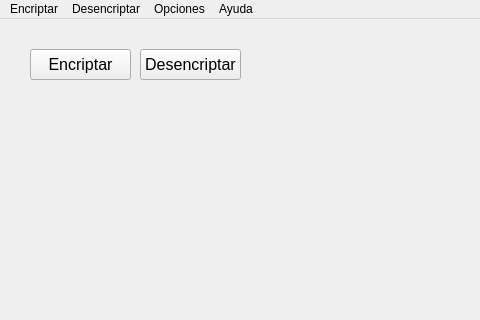
This is views/FrmMenu.ui in LuisAbdielRivera/encriptarQT as Qt 5 draws it before an edit; both pictures show x 0 to 480 and y 0 to 320 of the 637 by 470 pixel window. The edited form follows.
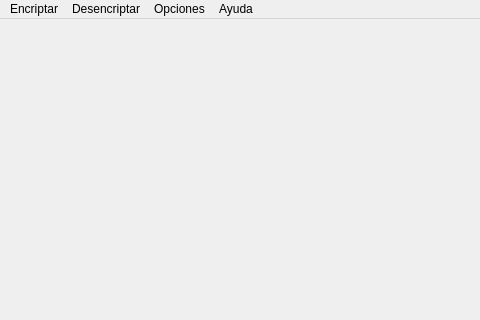
This is the edited form.

Patch:
```diff
--- a/views/FrmMenu.ui
+++ b/views/FrmMenu.ui
@@ -13,46 +13,7 @@
   <property name="windowTitle">
    <string>Sistema de encriptacion de archivos</string>
   </property>
-  <widget class="QWidget" name="centralwidget">
-   <widget class="QPushButton" name="btnEncriptar">
-    <property name="geometry">
-     <rect>
-      <x>30</x>
-      <y>30</y>
-      <width>101</width>
-      <height>31</height>
-     </rect>
-    </property>
-    <property name="font">
-     <font>
-      <family>Arial</family>
-      <pointsize>12</pointsize>
-     </font>
-    </property>
-    <property name="text">
-     <string>Encriptar</string>
-    </property>
-   </widget>
-   <widget class="QPushButton" name="btnDesencriptar">
-    <property name="geometry">
-     <rect>
-      <x>140</x>
-      <y>30</y>
-      <width>101</width>
-      <height>31</height>
-     </rect>
-    </property>
-    <property name="font">
-     <font>
-      <family>Arial</family>
-      <pointsize>12</pointsize>
-     </font>
-    </property>
-    <property name="text">
-     <string>Desencriptar</string>
-    </property>
-   </widget>
-  </widget>
+  <widget class="QWidget" name="centralwidget"/>
   <widget class="QMenuBar" name="menubar">
    <property name="geometry">
     <rect>
```
Left out of the diff: 12 changed lines with no effect on the pictures.
